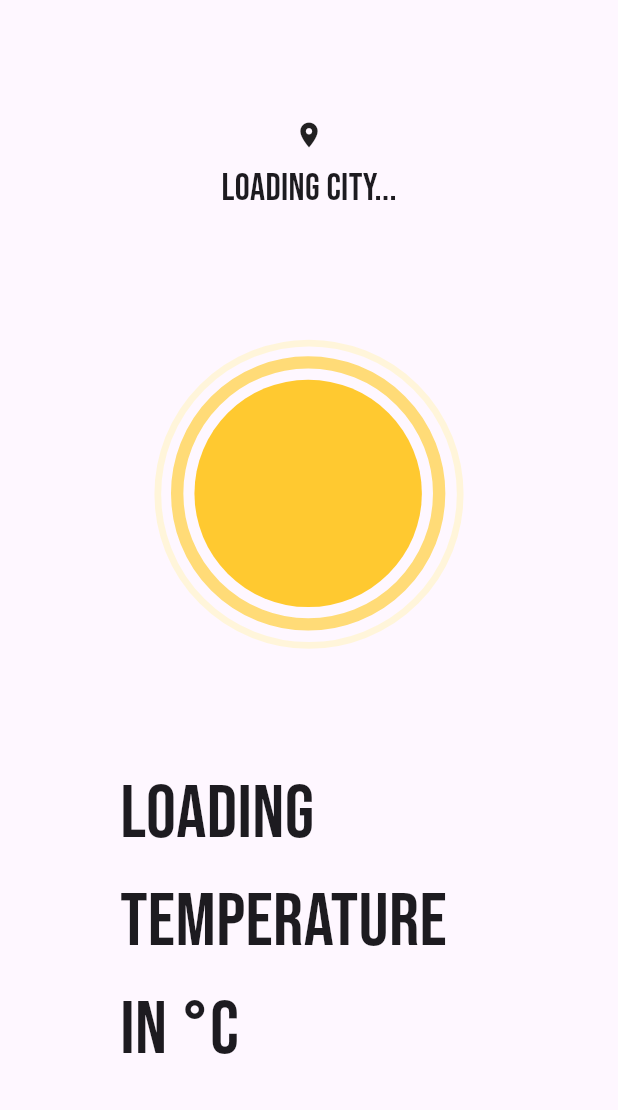
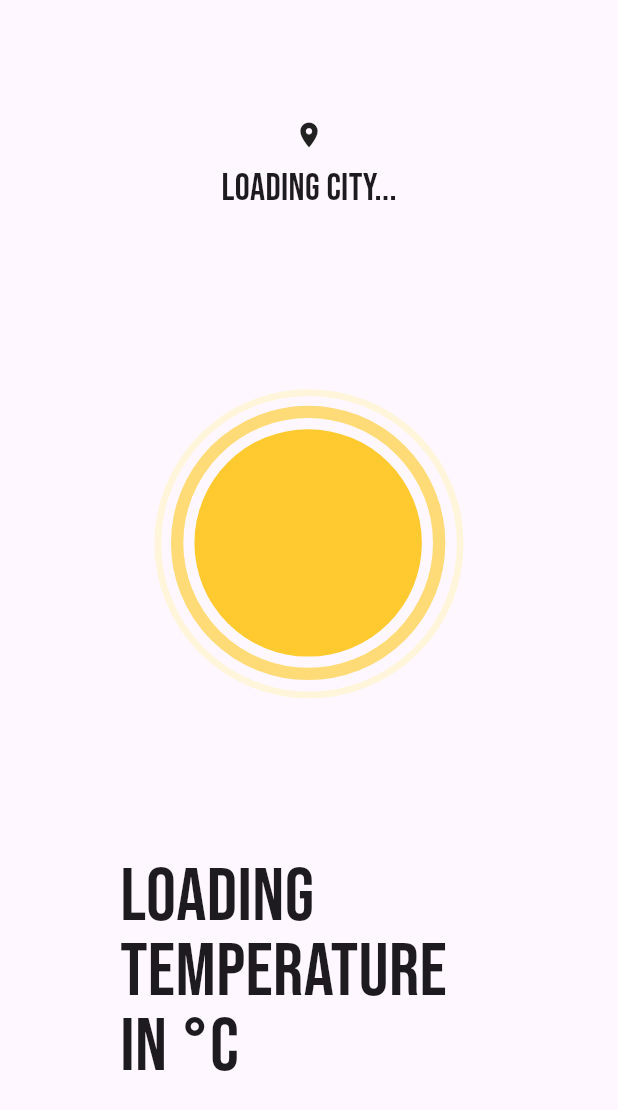
Before and after one commit to murilomonte/weather_app, a Flutter app: the screen it shows after launch, on a phone screen of 412 x 824 dp. Shown: the top 1110 px of the screen. Run offline on Flutter 3.47's test engine with Material 3 defaults, Android fonts, the phone set to English and light mode, and no system bars; our stand-ins replace geocoding, geolocator, google_fonts, lottie.

```diff
--- a/lib/pages/weather_page.dart
+++ b/lib/pages/weather_page.dart
@@ -104,7 +104,10 @@ class _WeatherPageState extends State<WeatherPage> {
                 children: [
                   Text(
                     '${_weather?.temperature.round() ?? 'Loading temperature in '}°C',
-                    style: GoogleFonts.bebasNeue(fontSize: 50),
+                    style: GoogleFonts.bebasNeue(
+                      fontSize: 50,
+                      height: 1
+                    ),
                   ),
                   // Weather condition
                   Text(_weather?.mainCondition ?? ""),
```
Also changed, not shown: 2 other files.
